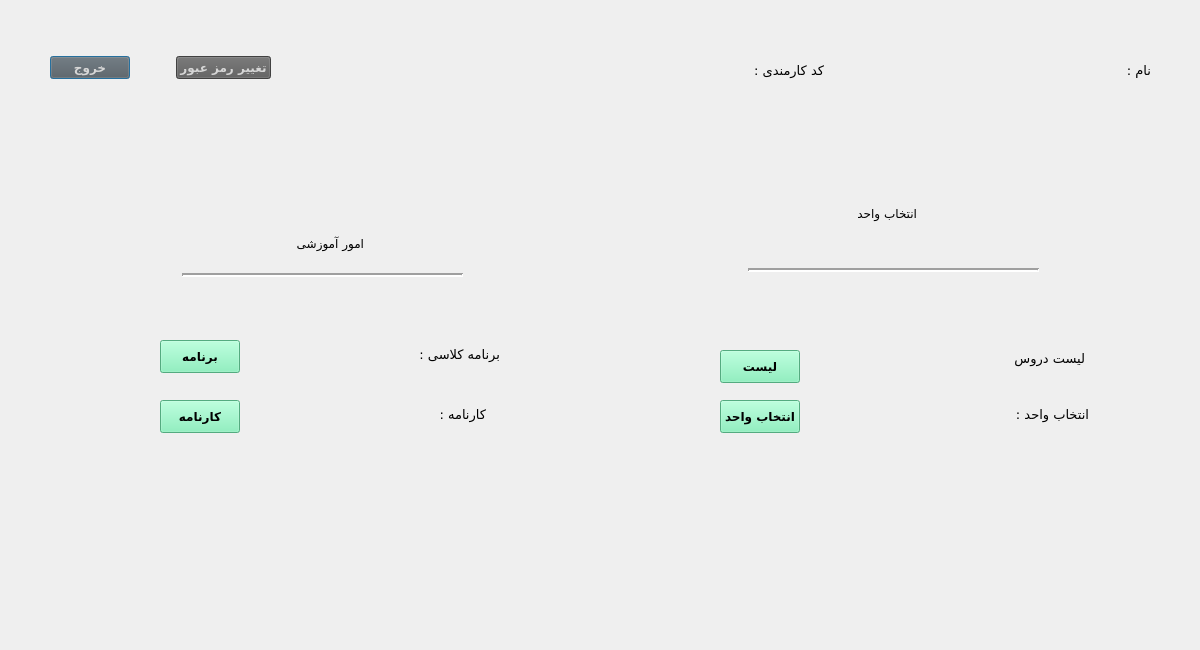
First picture: the form in teachermaindialog.ui, repository AliRn76/Student-Portal, before the edit.
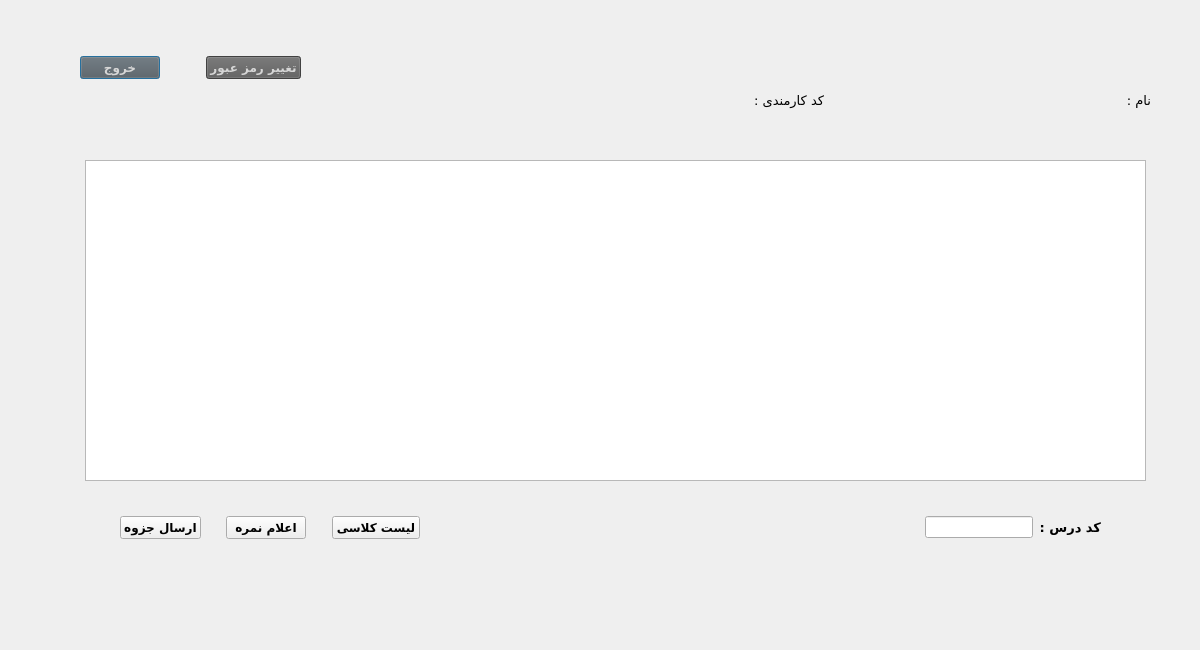
Second picture: the form after the edit.

Diff of the .ui file:
```diff
--- a/teachermaindialog.ui
+++ b/teachermaindialog.ui
@@ -16,8 +16,201 @@
   <widget class="QWidget" name="layoutWidget_2">
    <property name="geometry">
     <rect>
+     <x>80</x>
+     <y>50</y>
+     <width>221</width>
+     <height>35</height>
+    </rect>
+   </property>
+   <layout class="QHBoxLayout" name="horizontalLayout_2">
+    <item>
+     <widget class="QPushButton" name="pushButton_exit">
+      <property name="font">
+       <font>
+        <family>B Nazanin</family>
+        <pointsize>9</pointsize>
+        <weight>75</weight>
+        <bold>true</bold>
+       </font>
+      </property>
+      <property name="styleSheet">
+       <string notr="true">background-color: rgb(91, 91, 91);
+color: rgb(214, 214, 214);</string>
+      </property>
+      <property name="text">
+       <string>خروج</string>
+      </property>
+     </widget>
+    </item>
+    <item>
+     <spacer name="horizontalSpacer_12">
+      <property name="orientation">
+       <enum>Qt::Horizontal</enum>
+      </property>
+      <property name="sizeHint" stdset="0">
+       <size>
+        <width>40</width>
+        <height>20</height>
+       </size>
+      </property>
+     </spacer>
+    </item>
+    <item>
+     <widget class="QPushButton" name="pushButton_setting">
+      <property name="font">
+       <font>
+        <family>B Nazanin</family>
+        <pointsize>9</pointsize>
+        <weight>75</weight>
+        <bold>true</bold>
+       </font>
+      </property>
+      <property name="styleSheet">
+       <string notr="true">background-color: rgb(91, 91, 91);
+color: rgb(214, 214, 214);</string>
+      </property>
+      <property name="text">
+       <string>تغییر رمز عبور</string>
+      </property>
+     </widget>
+    </item>
+   </layout>
+  </widget>
+  <widget class="QTableView" name="tableView">
+   <property name="geometry">
+    <rect>
+     <x>85</x>
+     <y>160</y>
+     <width>1061</width>
+     <height>321</height>
+    </rect>
+   </property>
+  </widget>
+  <widget class="QWidget" name="layoutWidget">
+   <property name="geometry">
+    <rect>
+     <x>120</x>
+     <y>510</y>
+     <width>981</width>
+     <height>35</height>
+    </rect>
+   </property>
+   <layout class="QHBoxLayout" name="horizontalLayout">
+    <item>
+     <widget class="QPushButton" name="pushButton_3">
+      <property name="font">
+       <font>
+        <family>B Nazanin</family>
+        <pointsize>9</pointsize>
+        <weight>75</weight>
+        <bold>true</bold>
+       </font>
+      </property>
+      <property name="text">
+       <string>ارسال جزوه</string>
+      </property>
+     </widget>
+    </item>
+    <item>
+     <spacer name="horizontalSpacer_3">
+      <property name="orientation">
+       <enum>Qt::Horizontal</enum>
+      </property>
+      <property name="sizeType">
+       <enum>QSizePolicy::Expanding</enum>
+      </property>
+      <property name="sizeHint" stdset="0">
+       <size>
+        <width>20</width>
+        <height>20</height>
+       </size>
+      </property>
+     </spacer>
+    </item>
+    <item>
+     <widget class="QPushButton" name="pushButton_2">
+      <property name="font">
+       <font>
+        <family>B Nazanin</family>
+        <pointsize>9</pointsize>
+        <weight>75</weight>
+        <bold>true</bold>
+       </font>
+      </property>
+      <property name="text">
+       <string>اعلام نمره</string>
+      </property>
+     </widget>
+    </item>
+    <item>
+     <spacer name="horizontalSpacer_4">
+      <property name="orientation">
+       <enum>Qt::Horizontal</enum>
+      </property>
+      <property name="sizeType">
+       <enum>QSizePolicy::Expanding</enum>
+      </property>
+      <property name="sizeHint" stdset="0">
+       <size>
+        <width>20</width>
+        <height>20</height>
+       </size>
+      </property>
+     </spacer>
+    </item>
+    <item>
+     <widget class="QPushButton" name="pushButton">
+      <property name="font">
+       <font>
+        <family>B Nazanin</family>
+        <pointsize>9</pointsize>
+        <weight>75</weight>
+        <bold>true</bold>
+       </font>
+      </property>
+      <property name="text">
+       <string>لیست کلاسی</string>
+      </property>
+     </widget>
+    </item>
+    <item>
+     <spacer name="horizontalSpacer_2">
+      <property name="orientation">
+       <enum>Qt::Horizontal</enum>
+      </property>
+      <property name="sizeHint" stdset="0">
+       <size>
+        <width>500</width>
+        <height>20</height>
+       </size>
+      </property>
+     </spacer>
+    </item>
+    <item>
+     <widget class="QLineEdit" name="lineEdit_lesscode"/>
+    </item>
+    <item>
+     <widget class="QLabel" name="label_2">
+      <property name="font">
+       <font>
+        <family>B Koodak</family>
+        <pointsize>10</pointsize>
+        <weight>75</weight>
+        <bold>true</bold>
+       </font>
+      </property>
+      <property name="text">
+       <string>کد درس :</string>
+      </property>
+     </widget>
+    </item>
+   </layout>
+  </widget>
+  <widget class="QWidget" name="layoutWidget_3">
+   <property name="geometry">
+    <rect>
      <x>740</x>
-     <y>50</y>
+     <y>80</y>
      <width>411</width>
      <height>40</height>
     </rect>
@@ -102,311 +295,6 @@
     </item>
    </layout>
   </widget>
-  <widget class="QWidget" name="layoutWidget_3">
-   <property name="geometry">
-    <rect>
-     <x>50</x>
-     <y>50</y>
-     <width>221</width>
-     <height>35</height>
-    </rect>
-   </property>
-   <layout class="QHBoxLayout" name="horizontalLayout_2">
-    <item>
-     <widget class="QPushButton" name="pushButton_exit">
-      <property name="font">
-       <font>
-        <family>B Nazanin</family>
-        <pointsize>9</pointsize>
-        <weight>75</weight>
-        <bold>true</bold>
-       </font>
-      </property>
-      <property name="styleSheet">
-       <string notr="true">background-color: rgb(91, 91, 91);
-color: rgb(214, 214, 214);</string>
-      </property>
-      <property name="text">
-       <string>خروج</string>
-      </property>
-     </widget>
-    </item>
-    <item>
-     <spacer name="horizontalSpacer_12">
-      <property name="orientation">
-       <enum>Qt::Horizontal</enum>
-      </property>
-      <property name="sizeHint" stdset="0">
-       <size>
-        <width>40</width>
-        <height>20</height>
-       </size>
-      </property>
-     </spacer>
-    </item>
-    <item>
-     <widget class="QPushButton" name="pushButton_setting">
-      <property name="font">
-       <font>
-        <family>B Nazanin</family>
-        <pointsize>9</pointsize>
-        <weight>75</weight>
-        <bold>true</bold>
-       </font>
-      </property>
-      <property name="styleSheet">
-       <string notr="true">background-color: rgb(91, 91, 91);
-color: rgb(214, 214, 214);</string>
-      </property>
-      <property name="text">
-       <string>تغییر رمز عبور</string>
-      </property>
-     </widget>
-    </item>
-   </layout>
-  </widget>
-  <widget class="Line" name="line">
-   <property name="geometry">
-    <rect>
-     <x>748</x>
-     <y>260</y>
-     <width>291</width>
-     <height>20</height>
-    </rect>
-   </property>
-   <property name="lineWidth">
-    <number>2</number>
-   </property>
-   <property name="orientation">
-    <enum>Qt::Horizontal</enum>
-   </property>
-  </widget>
-  <widget class="Line" name="line_2">
-   <property name="geometry">
-    <rect>
-     <x>182</x>
-     <y>267</y>
-     <width>281</width>
-     <height>16</height>
-    </rect>
-   </property>
-   <property name="lineWidth">
-    <number>2</number>
-   </property>
-   <property name="orientation">
-    <enum>Qt::Horizontal</enum>
-   </property>
-  </widget>
-  <widget class="QPushButton" name="pushButton">
-   <property name="geometry">
-    <rect>
-     <x>720</x>
-     <y>400</y>
-     <width>80</width>
-     <height>33</height>
-    </rect>
-   </property>
-   <property name="font">
-    <font>
-     <family>B Nazanin</family>
-     <pointsize>9</pointsize>
-     <weight>75</weight>
-     <bold>true</bold>
-    </font>
-   </property>
-   <property name="styleSheet">
-    <string notr="true">background-color:rgb(118, 240, 179)</string>
-   </property>
-   <property name="text">
-    <string>انتخاب واحد</string>
-   </property>
-  </widget>
-  <widget class="QPushButton" name="pushButton_4">
-   <property name="geometry">
-    <rect>
-     <x>720</x>
-     <y>350</y>
-     <width>80</width>
-     <height>33</height>
-    </rect>
-   </property>
-   <property name="font">
-    <font>
-     <family>B Nazanin</family>
-     <pointsize>9</pointsize>
-     <weight>75</weight>
-     <bold>true</bold>
-    </font>
-   </property>
-   <property name="styleSheet">
-    <string notr="true">background-color:rgb(118, 240, 179)</string>
-   </property>
-   <property name="text">
-    <string>لیست</string>
-   </property>
-  </widget>
-  <widget class="QLabel" name="label_7">
-   <property name="geometry">
-    <rect>
-     <x>850</x>
-     <y>200</y>
-     <width>67</width>
-     <height>26</height>
-    </rect>
-   </property>
-   <property name="font">
-    <font>
-     <family>B Titr</family>
-     <pointsize>9</pointsize>
-    </font>
-   </property>
-   <property name="text">
-    <string>انتخاب واحد</string>
-   </property>
-  </widget>
-  <widget class="QLabel" name="label_6">
-   <property name="geometry">
-    <rect>
-     <x>1010</x>
-     <y>344</y>
-     <width>75</width>
-     <height>29</height>
-    </rect>
-   </property>
-   <property name="font">
-    <font>
-     <family>B Koodak</family>
-     <pointsize>10</pointsize>
-    </font>
-   </property>
-   <property name="text">
-    <string>لیست دروس</string>
-   </property>
-  </widget>
-  <widget class="QLabel" name="label_2">
-   <property name="geometry">
-    <rect>
-     <x>1010</x>
-     <y>400</y>
-     <width>79</width>
-     <height>29</height>
-    </rect>
-   </property>
-   <property name="font">
-    <font>
-     <family>B Koodak</family>
-     <pointsize>10</pointsize>
-    </font>
-   </property>
-   <property name="text">
-    <string>انتخاب واحد :</string>
-   </property>
-  </widget>
-  <widget class="QLabel" name="label_5">
-   <property name="geometry">
-    <rect>
-     <x>420</x>
-     <y>340</y>
-     <width>80</width>
-     <height>29</height>
-    </rect>
-   </property>
-   <property name="font">
-    <font>
-     <family>B Koodak</family>
-     <pointsize>10</pointsize>
-    </font>
-   </property>
-   <property name="text">
-    <string>برنامه کلاسی :</string>
-   </property>
-  </widget>
-  <widget class="QLabel" name="label_4">
-   <property name="geometry">
-    <rect>
-     <x>440</x>
-     <y>400</y>
-     <width>46</width>
-     <height>29</height>
-    </rect>
-   </property>
-   <property name="font">
-    <font>
-     <family>B Koodak</family>
-     <pointsize>10</pointsize>
-    </font>
-   </property>
-   <property name="text">
-    <string>کارنامه :</string>
-   </property>
-  </widget>
-  <widget class="QLabel" name="label_8">
-   <property name="geometry">
-    <rect>
-     <x>290</x>
-     <y>230</y>
-     <width>74</width>
-     <height>26</height>
-    </rect>
-   </property>
-   <property name="font">
-    <font>
-     <family>B Titr</family>
-     <pointsize>9</pointsize>
-    </font>
-   </property>
-   <property name="text">
-    <string>امور آموزشی</string>
-   </property>
-  </widget>
-  <widget class="QPushButton" name="pushButton_3">
-   <property name="geometry">
-    <rect>
-     <x>160</x>
-     <y>340</y>
-     <width>80</width>
-     <height>33</height>
-    </rect>
-   </property>
-   <property name="font">
-    <font>
-     <family>B Nazanin</family>
-     <pointsize>9</pointsize>
-     <weight>75</weight>
-     <bold>true</bold>
-    </font>
-   </property>
-   <property name="styleSheet">
-    <string notr="true">background-color:rgb(118, 240, 179)</string>
-   </property>
-   <property name="text">
-    <string>برنامه</string>
-   </property>
-  </widget>
-  <widget class="QPushButton" name="pushButton_2">
-   <property name="geometry">
-    <rect>
-     <x>160</x>
-     <y>400</y>
-     <width>80</width>
-     <height>33</height>
-    </rect>
-   </property>
-   <property name="font">
-    <font>
-     <family>B Nazanin</family>
-     <pointsize>9</pointsize>
-     <weight>75</weight>
-     <bold>true</bold>
-    </font>
-   </property>
-   <property name="styleSheet">
-    <string notr="true">background-color:rgb(118, 240, 179)</string>
-   </property>
-   <property name="text">
-    <string>کارنامه</string>
-   </property>
-  </widget>
  </widget>
  <resources/>
  <connections>
```
Left out of the diff: 21 changed lines with no effect on the pictures.
